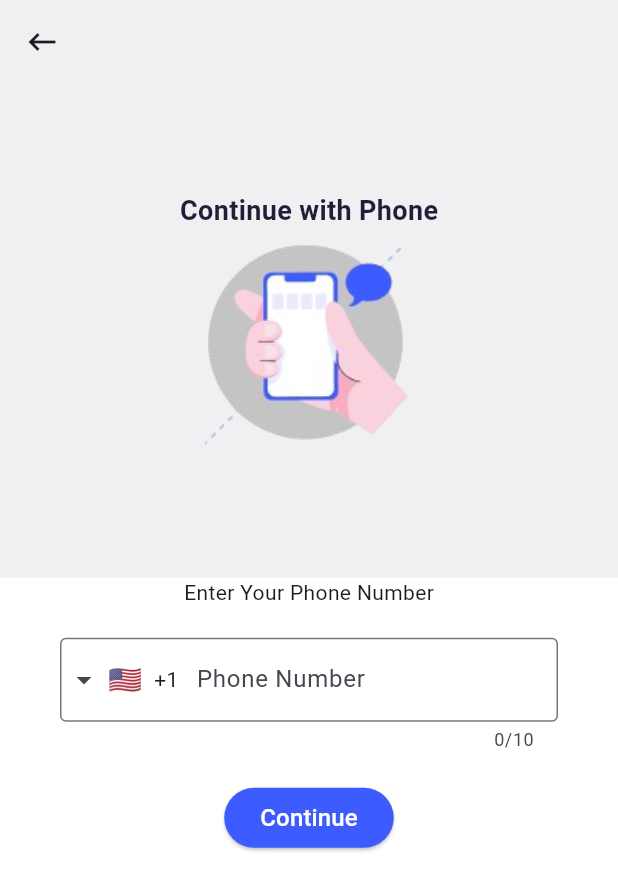
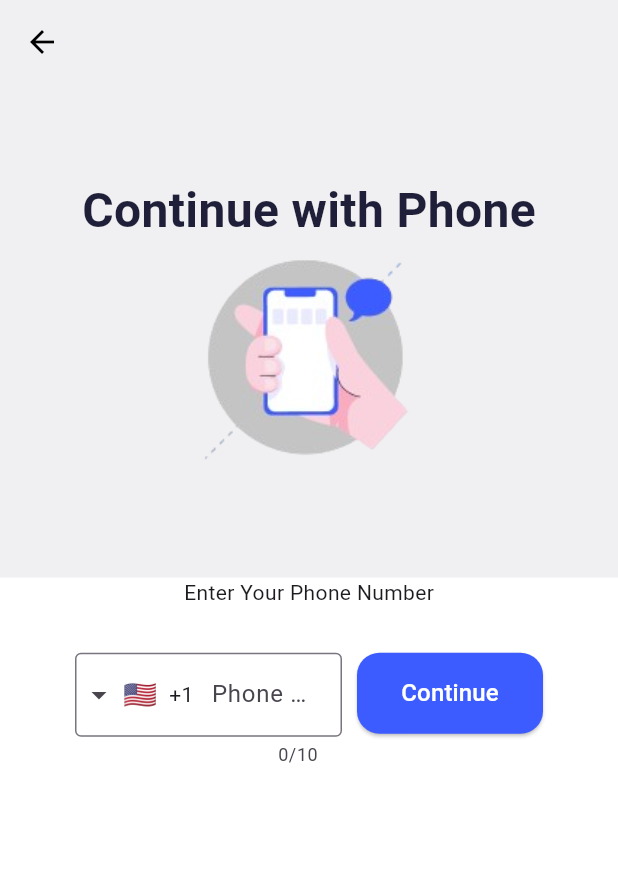
Before and after one commit to YoussefBenArous/Cours-App-Font-end, a Flutter app: the PhoneScreen screen opened directly, on a phone screen of 412 x 824 dp. Shown: the top 891 px of the screen. Run offline on Flutter 3.47's test engine with Material 3 defaults, Android fonts, the phone set to English and light mode, and no system bars; drawn by our look-alikes of intl_phone_field.

Commit message:
first one

```diff
--- a/lib/home/phone_screen.dart
+++ b/lib/home/phone_screen.dart
@@ -1,5 +1,6 @@
 import 'package:cours_app/home/SignUp_screen.dart';
 import 'package:cours_app/verefication/verify_Screen.dart';
+import 'package:cours_app/wedget/custom_Tiltle.dart';
 import 'package:flutter/material.dart';
 import 'package:intl_phone_field/intl_phone_field.dart'; // Import the intl_phone_field package
 
@@ -12,11 +13,12 @@ class PhoneScreen extends StatefulWidget {
 
 class _PhoneScreenState extends State<PhoneScreen> {
   final _formkey = GlobalKey<FormState>();
+
   @override
   Widget build(BuildContext context) {
     return Scaffold(
       appBar: AppBar(
-        backgroundColor: Color(0xfff0f0f2),
+        backgroundColor: const Color(0xfff0f0f2),
         leading: IconButton(
           onPressed: () {
             Navigator.push(
@@ -26,13 +28,18 @@ class _PhoneScreenState extends State<PhoneScreen> {
               ),
             );
           },
-          icon: const Icon(Icons.keyboard_backspace_outlined),
+          icon: const Icon(
+            Icons.arrow_back_outlined,
+            color: Colors.black,
+          ),
         ),
       ),
       body: SafeArea(
+        child: Form(
           key: _formkey,
           child: Column(
             children: [
+              // Header Section
               Expanded(
                 flex: 3,
                 child: Container(
@@ -41,13 +48,9 @@ class _PhoneScreenState extends State<PhoneScreen> {
                   child: Column(
                     mainAxisAlignment: MainAxisAlignment.center,
                     children: [
-                    const Text(
-                      'Continue with Phone',
-                      style: TextStyle(
-                        fontSize: 18,
-                        fontWeight: FontWeight.bold,
-                        color: Color(0xff1f1f39),
-                      ),
+                      CustomTitre(
+                        text: 'Continue with Phone',
+                        color: Color(0xff1F1F39),
                       ),
                       const SizedBox(height: 10),
                       Flexible(
@@ -62,6 +65,8 @@ class _PhoneScreenState extends State<PhoneScreen> {
                   ),
                 ),
               ),
+
+              // Input Section
               Expanded(
                 flex: 4,
                 child: Container(
@@ -69,7 +74,6 @@ class _PhoneScreenState extends State<PhoneScreen> {
                   alignment: Alignment.center,
                   padding: const EdgeInsets.symmetric(horizontal: 40.0),
                   child: Column(
-                  mainAxisSize: MainAxisSize.max,
                     mainAxisAlignment: MainAxisAlignment.start,
                     children: [
                       const Text(
@@ -77,61 +81,68 @@ class _PhoneScreenState extends State<PhoneScreen> {
                         style: TextStyle(fontSize: 14),
                       ),
                       const SizedBox(height: 20),
-                    IntlPhoneField(
+
+                      // Phone Field and Button
+                      Container(
+                        padding: const EdgeInsets.all(10),
+                        child: IntrinsicHeight(
+                          // Ensures both elements have the same height
+                          child: Row(
+                            crossAxisAlignment: CrossAxisAlignment.start,
+                            mainAxisAlignment: MainAxisAlignment.end,
+                            children: [
+                              // Phone Field
+                              Expanded(
+                                flex: 2,
+                                child: IntlPhoneField(
                                   validator: (phone) {
-                        if (phone != null) {
+                                    if (phone == null || phone.number.isEmpty) {
                                       return 'Phone number is required';
                                     }
-
-                        // Additional validation checks
-                        final number = phone!.number;
-                        if (number.isEmpty) {
-                          return 'Phone number cannot be empty';
-                        }
-
-                        // Remove any spaces or special characters
-                        final cleanNumber =
-                            number.replaceAll(RegExp(r'[\s\-\(\)]'), '');
-
-                        // Check if the number contains only digits after cleaning
-                        if (!RegExp(r'^\d+$').hasMatch(cleanNumber)) {
+                                    final cleanNumber = phone.number
+                                        .replaceAll(RegExp(r'[\s\-\(\)]'), '');
+                                    if (!RegExp(r'^\d+$')
+                                        .hasMatch(cleanNumber)) {
                                       return 'Phone number should contain only digits';
                                     }
-
                                     return null;
                                   },
                                   decoration: const InputDecoration(
-                        labelText:
-                            'Phone Number', // Label for the phone number field
-                        border:
-                            OutlineInputBorder(), // Outline border for the input field
+                                    labelText: 'Phone Number',
+                                    border: OutlineInputBorder(),
                                   ),
-                      initialCountryCode: 'US', // Default country code (US)
+                                  initialCountryCode: 'US',
                                   onChanged: (phone) {
-                        // Triggered whenever the phone number changes
-                        print(phone
-                            .completeNumber); // Print the full phone number to the console
+                                    print(phone.completeNumber);
                                   },
                                 ),
-                    const SizedBox(height: 20),
+                              ),
+
+                              const SizedBox(width: 10),
+
                               ElevatedButton(
                                 onPressed: () {
+                                  if (_formkey.currentState!.validate()) {
                                     Navigator.push(
                                       context,
                                       MaterialPageRoute(
-                            builder: (context) => VerificationScreen(),
+                                        builder: (context) =>
+                                            const VerificationScreen(),
                                       ),
                                     );
+                                  }
                                 },
                                 style: ElevatedButton.styleFrom(
                                   backgroundColor: const Color(0xff3D5CFF),
                                   shape: RoundedRectangleBorder(
-                          borderRadius: BorderRadius.circular(25),
+                                    borderRadius: BorderRadius.circular(15),
                                   ),
+                                  fixedSize: const Size(124, 54), // Button size
                                 ),
                                 child: const Text(
                                   "Continue",
-                        style: TextStyle(fontSize: 16, color: Colors.white),
+                                  style: TextStyle(
+                                      fontSize: 16, color: Colors.white),
                                 ),
                               ),
                             ],
@@ -141,6 +152,11 @@ class _PhoneScreenState extends State<PhoneScreen> {
                     ],
                   ),
                 ),
+              ),
+            ],
+          ),
+        ),
+      ),
     );
   }
 }
--- a/lib/main.dart
+++ b/lib/main.dart
@@ -1,7 +1,7 @@
 import 'package:cours_app/Screens/Home_Screen.dart';
-import 'package:cours_app/home/login_screen.dart';
-import 'package:cours_app/home/phone_screen.dart';
+import 'package:cours_app/home/FirstPage.dart';
 import 'package:flutter/material.dart';
+
 
 
 void main() {
--- a/lib/verefication/verify_Screen.dart
+++ b/lib/verefication/verify_Screen.dart
@@ -1,3 +1,4 @@
+import 'package:cours_app/Screens/Home_Screen.dart';
 import 'package:cours_app/home/phone_screen.dart';
 import 'package:cours_app/verefication/sucess_Screen.dart';
 import 'package:flutter/material.dart';
@@ -53,7 +54,7 @@ class _VerificationScreenState extends State<VerificationScreen> {
             Navigator.push(
               context,
               MaterialPageRoute(
-                builder: (context) => const PhoneScreen(),
+                builder: (context) => PhoneScreen(),
               ),
             );
           },
--- a/lib/wedget/custom_Tiltle.dart
+++ b/lib/wedget/custom_Tiltle.dart
@@ -2,16 +2,18 @@ import 'package:flutter/material.dart';
 
 class CustomTitre extends StatelessWidget {
   final String text;
-  const CustomTitre({super.key, required this.text});
+  final Color color;
+
+  const CustomTitre({super.key, required this.text, required this.color});
 
   @override
   Widget build(BuildContext context) {
     return Text(
       text,
-      style: const TextStyle(
+      style:  TextStyle(
         fontSize: 32,
         fontWeight: FontWeight.bold,
-        color: Color(0xff1f1f39),
+        color: color,
       ),
     );
   }
```
Also changed, not shown: lib/Screens/Home_Screen.dart (+24 -17 lines), lib/home/SignUp_screen.dart (+10 -6 lines), lib/home/login_screen.dart (+20 -8 lines). Lines whose indentation alone changed are shown as unchanged.
